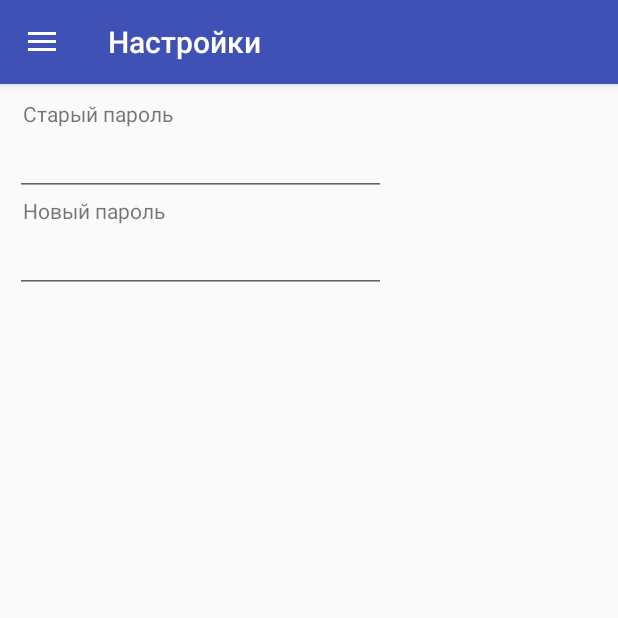
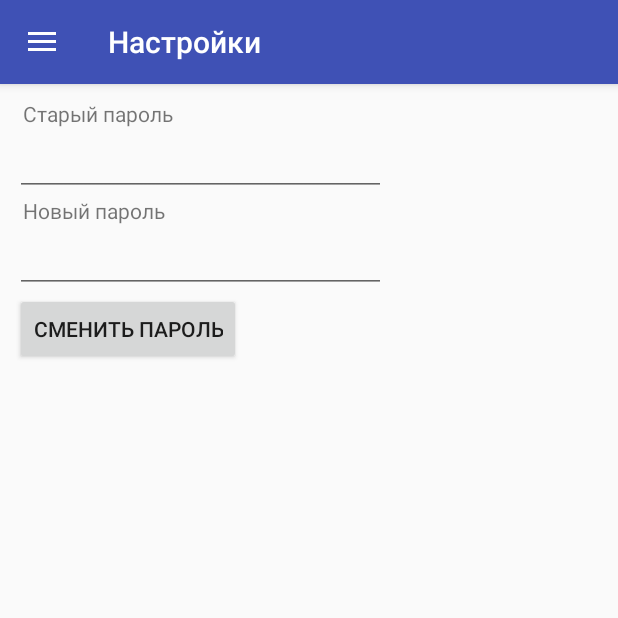
Before and after one commit to DarkenNav/UnionFreeArts, an Android app: the fragment SettingsFragment placed in its activity, on a phone screen of 412 x 824 dp, the top half of it. Run offline under Robolectric (Android 15) with nearby library versions, the phone set to English and light mode, and no system bars; network calls fail.

Commit message:
добавлена кнопка "Сменить пароль"

```diff
--- a/MobileApp/Android/app/src/main/res/layout/fragment_settings.xml
+++ b/MobileApp/Android/app/src/main/res/layout/fragment_settings.xml
@@ -29,4 +29,10 @@
         android:layout_width="@dimen/width_field"
         android:layout_height="wrap_content" />
 
+    <Button
+        android:id="@+id/bChangePassword"
+        android:layout_width="wrap_content"
+        android:layout_height="wrap_content"
+        android:text="@string/change_password" />
+
 </LinearLayout>
--- a/MobileApp/Android/app/src/main/res/values/strings.xml
+++ b/MobileApp/Android/app/src/main/res/values/strings.xml
@@ -36,4 +36,5 @@
     <string name="address_to_service">Адрес к сервису</string>
     <string name="old_password">Старый пароль</string>
     <string name="new_password">Новый пароль</string>
+    <string name="change_password">Сменить пароль</string>
 </resources>
```
